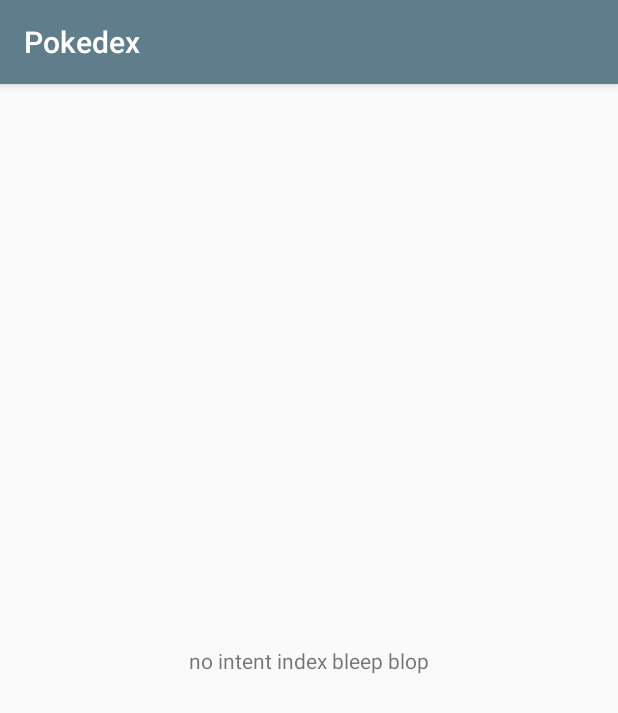
After one commit to natalieytan/android-pokedex, an Android app: the PokemonDetailActivity screen opened directly, with no data from a screen before it, on a phone screen of 412 x 824 dp. The commit adds this screen. Shown: the top 713 px of the screen. Run offline under Robolectric (Android 15) with nearby library versions, the phone set to English and light mode, and no system bars.

Commit message:
Create Pokemon Detail Activity and Intent to launch
- Create Pokemon Detail Activity
- Create intent to launch Pokemon Detail Activity from MainActivity

```diff
--- a/app/src/main/AndroidManifest.xml
+++ b/app/src/main/AndroidManifest.xml
@@ -11,6 +11,7 @@
         android:roundIcon="@mipmap/ic_launcher_round"
         android:supportsRtl="true"
         android:theme="@style/AppTheme">
+        <activity android:name=".pokemondetail.PokemonDetailActivity"></activity>
         <activity android:name=".MainActivity">
             <intent-filter>
                 <action android:name="android.intent.action.MAIN" />
--- /dev/null
+++ b/app/src/main/java/com/natalieytan/pokedex/pokemondetail/PokemonDetailActivity.kt
@@ -0,0 +1,23 @@
+package com.natalieytan.pokedex.pokemondetail
+
+import android.content.Intent
+import android.os.Bundle
+import androidx.appcompat.app.AppCompatActivity
+import com.natalieytan.pokedex.R
+import kotlinx.android.synthetic.main.activity_pokemon_detail.*
+
+class PokemonDetailActivity : AppCompatActivity() {
+    override fun onCreate(savedInstanceState: Bundle?) {
+        super.onCreate(savedInstanceState)
+        setContentView(R.layout.activity_pokemon_detail)
+
+        if (intent.hasExtra(Intent.EXTRA_INDEX)) {
+            when (val pokemonId = intent.getIntExtra(Intent.EXTRA_INDEX, 0)) {
+                0 -> dummyText.text = "Invalid pokemon id. Error logging time"
+                else -> dummyText.text = "Pokemon id $pokemonId selected"
+            }
+        } else {
+            dummyText.text = "no intent index bleep blop"
+        }
+    }
+}
--- /dev/null
+++ b/app/src/main/res/layout/activity_pokemon_detail.xml
@@ -0,0 +1,19 @@
+<?xml version="1.0" encoding="utf-8"?>
+<androidx.constraintlayout.widget.ConstraintLayout xmlns:android="http://schemas.android.com/apk/res/android"
+    xmlns:app="http://schemas.android.com/apk/res-auto"
+    xmlns:tools="http://schemas.android.com/tools"
+    android:layout_width="match_parent"
+    android:layout_height="match_parent"
+    tools:context=".pokemondetail.PokemonDetailActivity">
+
+    <TextView
+        android:id="@+id/dummyText"
+        android:layout_width="wrap_content"
+        android:layout_height="wrap_content"
+        app:layout_constraintBottom_toBottomOf="parent"
+        app:layout_constraintEnd_toEndOf="parent"
+        app:layout_constraintStart_toStartOf="parent"
+        app:layout_constraintTop_toTopOf="parent"
+        tools:text="Pokemon Detail Activity" />
+
+</androidx.constraintlayout.widget.ConstraintLayout>
```
Also changed, not shown: app/src/main/java/com/natalieytan/pokedex/MainActivity.kt (+6 -7 lines).
